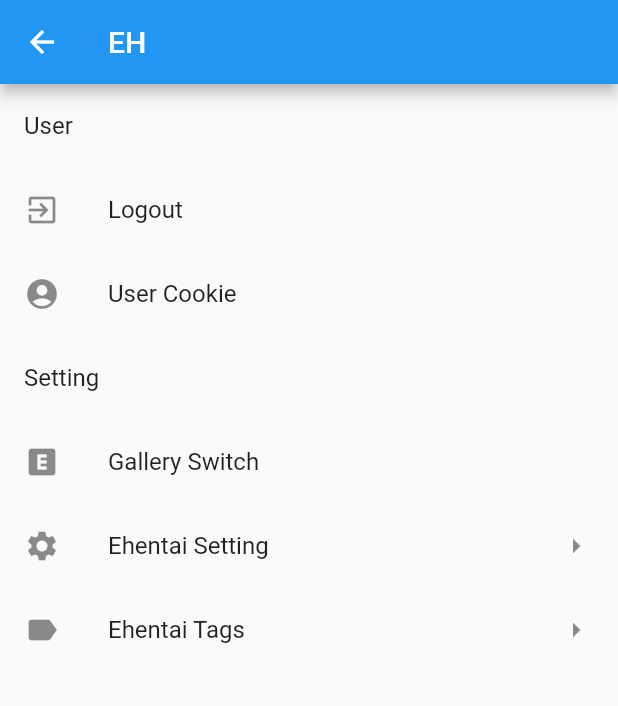
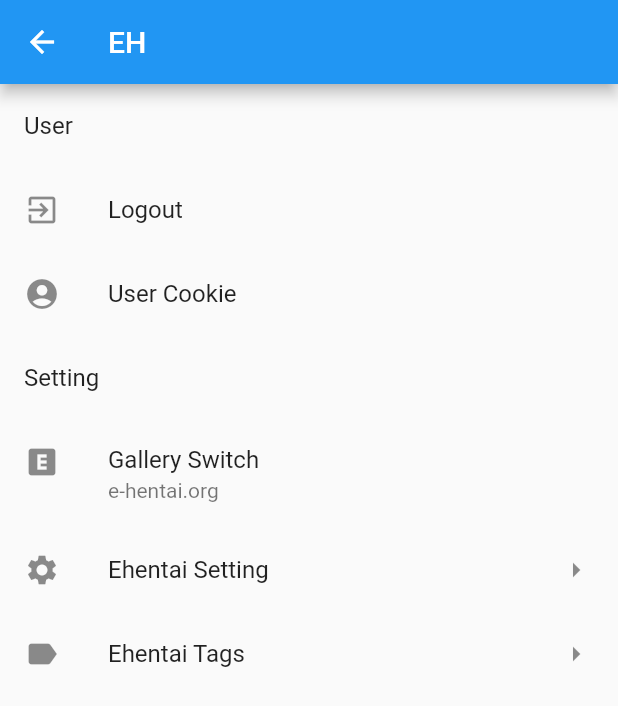
Before and after one commit to IronKinoko/fhentai, a Flutter app: the Settings screen opened directly, after a tap on "EH", on a phone screen of 412 x 824 dp. Shown: the top 706 px of the screen. Run offline on Flutter 3.47's test engine with Material 2 defaults, Android fonts, the phone set to English and light mode, and no system bars; our stand-ins replace cached_network_image, cookie_jar, dio, dio_cookie_manager, shared_preferences, webview_flutter; accounts and stored records are empty.

Commit message:
feat: i18n修改语言

```diff
--- a/i18n/en-US.json
+++ b/i18n/en-US.json
@@ -12,6 +12,7 @@
   "Reach_End": "Reach End",
   "Advanced": "Advanced",
   "Language": "Language",
+  "FollowSystem": "System",
   "OpenEH": "Open in EHentai",
   "About": {
     "": "About",
--- a/i18n/zh-CN.json
+++ b/i18n/zh-CN.json
@@ -12,6 +12,7 @@
   "Reach_End": "到底了",
   "Advanced": "高级设置",
   "Language": "语言",
+  "FollowSystem": "跟随系统",
   "OpenEH": "在 Ehentai 中打开",
   "About": {
     "": "关于",
--- a/lib/apis/gallery.dart
+++ b/lib/apis/gallery.dart
@@ -1,6 +1,7 @@
 import 'package:dio/dio.dart';
 import 'package:fhentai/common/global.dart';
 import 'package:fhentai/model/gallery_model.dart';
+
 import './parser/gallery_parser.dart';
 
 Future<ResponseGalerry> galleryList({int page, String fSearch = ''}) async {
--- a/lib/apis/parser/gallery_parser.dart
+++ b/lib/apis/parser/gallery_parser.dart
@@ -1,5 +1,5 @@
+import 'package:fhentai/model/gallery_model.dart';
 import 'package:html/parser.dart';
-import 'package:fhentai/model/gallery_model.dart';
 
 ResponseGalerry parseGalleryList(String html) {
   var document = HtmlParser(html, encoding: 'utf-8').parse();
--- a/lib/common/global.dart
+++ b/lib/common/global.dart
@@ -1,8 +1,8 @@
 import 'dart:io';
 
 import 'package:cookie_jar/cookie_jar.dart';
+import 'package:dio/dio.dart';
 import 'package:dio_cookie_manager/dio_cookie_manager.dart' as DioCookieManager;
-import 'package:dio/dio.dart';
 import 'package:path_provider/path_provider.dart';
 import 'package:shared_preferences/shared_preferences.dart';
 
--- a/lib/views/gallery.dart
+++ b/lib/views/gallery.dart
@@ -1,8 +1,8 @@
 import 'package:fhentai/apis/gallery.dart';
 import 'package:fhentai/generated/i18n.dart';
-import 'package:flutter/material.dart';
 import 'package:fhentai/model/gallery_model.dart';
 import 'package:fhentai/widget/index.dart';
+import 'package:flutter/material.dart';
 
 class Gallery extends StatefulWidget {
   @override
--- a/lib/views/login.dart
+++ b/lib/views/login.dart
@@ -2,6 +2,7 @@ import 'package:fhentai/apis/user.dart';
 import 'package:fhentai/common/global.dart';
 import 'package:fhentai/generated/i18n.dart';
 import 'package:flutter/material.dart';
+
 import './gallery.dart';
 
 class Login extends StatefulWidget {
--- a/lib/views/settings/settings.dart
+++ b/lib/views/settings/settings.dart
@@ -1,6 +1,6 @@
 import 'package:fhentai/generated/i18n.dart';
+import 'package:fhentai/views/settings/settings_advanced.dart';
 import 'package:fhentai/views/settings/settings_eh.dart';
-import 'package:fhentai/widget/index.dart';
 import 'package:flutter/material.dart';
 
 class Settings extends StatelessWidget {
@@ -14,7 +14,7 @@ class Settings extends StatelessWidget {
           child: ListView(
             children: <Widget>[
               ListTile(
-                leading: Icon(Icons.account_circle),
+                leading: Icon(Icons.explicit),
                 title: Text('EH'),
                 onTap: () {
                   Navigator.of(context).push(MaterialPageRoute(
@@ -27,6 +27,9 @@ class Settings extends StatelessWidget {
                 leading: Icon(Icons.settings),
                 title: Text(I18n.of(context).Advanced),
                 trailing: Icon(Icons.arrow_right),
+                onTap: () => Navigator.of(context).push(MaterialPageRoute(
+                  builder: (context) => SettingsAdvanced(),
+                )),
               ),
               ListTile(
                 leading: Icon(Icons.info),
--- a/lib/views/settings/settings_eh.dart
+++ b/lib/views/settings/settings_eh.dart
@@ -6,7 +6,12 @@ import 'package:fhentai/views/settings/settings_eh_tags.dart';
 import 'package:flutter/material.dart';
 import 'package:flutter/services.dart';
 
-class SettingsEh extends StatelessWidget {
+class SettingsEh extends StatefulWidget {
+  @override
+  _SettingsEhState createState() => _SettingsEhState();
+}
+
+class _SettingsEhState extends State<SettingsEh> {
   @override
   Widget build(BuildContext context) {
     return Scaffold(
@@ -112,6 +117,9 @@ class SettingsEh extends StatelessWidget {
             ListTile(
               leading: Icon(Icons.explicit),
               title: Text(I18n.of(context).EHEhentai_Switch),
+              subtitle: Text(Global.prefs.getString('domain') == Global.ehUri
+                  ? 'e-hentai.org'
+                  : 'exhentai.org'),
               onTap: () {
                 showDialog(
                   context: context,
@@ -178,6 +186,7 @@ class SettingsEh extends StatelessWidget {
                           onPressed: () {
                             Navigator.pop(context);
                             Global.prefs.setString('domain', _domain);
+                            setState(() {});
                           },
                         )
                       ],
--- a/lib/widget/color_category.dart
+++ b/lib/widget/color_category.dart
@@ -26,7 +26,7 @@ class ColorCategory extends StatelessWidget {
       case 'Western':
         color = Color(0xFFAB9F60);
         break;
-      case 'Non H':
+      case 'Non-H':
         color = Color(0xFF5FA9CF);
         break;
       case 'Image Set':
--- a/lib/widget/index.dart
+++ b/lib/widget/index.dart
@@ -1,4 +1,4 @@
 export 'color_category.dart';
-export 'rating.dart';
 export 'gallery_card.dart';
 export 'menu_draw.dart';
+export 'rating.dart';
--- a/pubspec.yaml
+++ b/pubspec.yaml
@@ -18,7 +18,7 @@ publish_to: 'none' # Remove this line if you wish to publish to pub.dev
 version: 1.0.0+1
 
 environment:
-  sdk: ">=2.7.0 <3.0.0"
+  sdk: '>=2.7.0 <3.0.0'
 
 dependencies:
   flutter:
@@ -48,7 +48,6 @@ dev_dependencies:
 
 # The following section is specific to Flutter.
 flutter:
-
   # The following line ensures that the Material Icons font is
   # included with your application, so that you can use the icons in
   # the material Icons class.
```
Also changed, not shown: i18nconfig.json (added, +8 -0 lines), lib/main.dart (+4 -5 lines), lib/views/settings/settings_advanced.dart (+81 -1 lines), lib/generated/i18n.dart.
